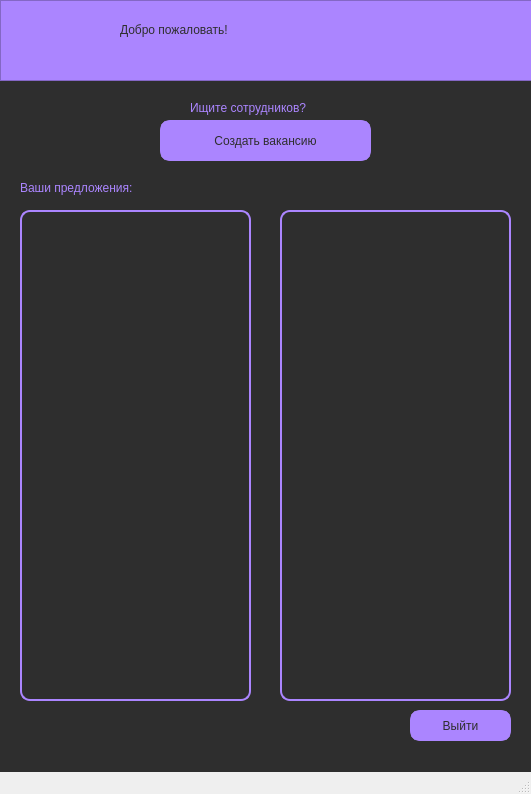
This is admin.ui in KawaiiZhele/Yandex-lyceum-1st-project as Qt 5 draws it before an edit. The edited form follows.
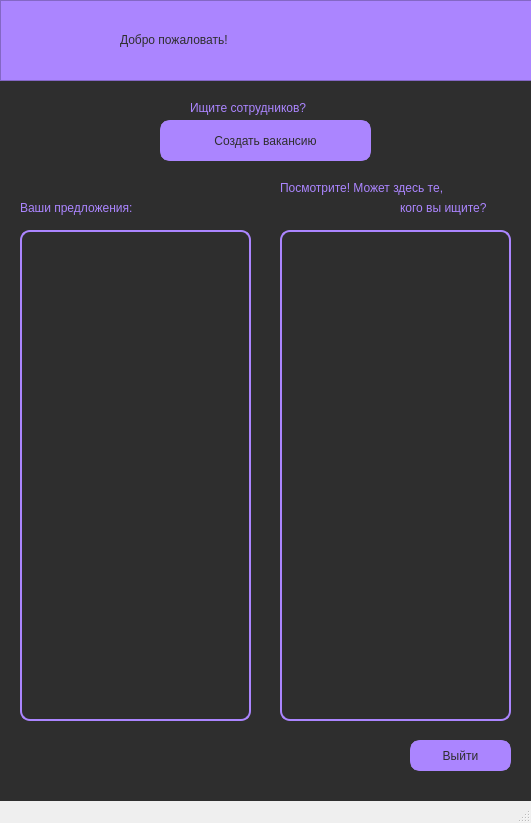
This is the edited form.

Patch:
```diff
--- a/admin.ui
+++ b/admin.ui
@@ -7,7 +7,7 @@
     <x>0</x>
     <y>0</y>
     <width>531</width>
-    <height>794</height>
+    <height>823</height>
    </rect>
   </property>
   <property name="windowTitle">
@@ -39,7 +39,7 @@
      <property name="geometry">
       <rect>
        <x>120</x>
-       <y>20</y>
+       <y>30</y>
        <width>291</width>
        <height>20</height>
       </rect>
@@ -77,7 +77,7 @@
     <property name="geometry">
      <rect>
       <x>20</x>
-      <y>210</y>
+      <y>230</y>
       <width>231</width>
       <height>491</height>
      </rect>
@@ -94,7 +94,7 @@
     <property name="geometry">
      <rect>
       <x>280</x>
-      <y>210</y>
+      <y>230</y>
       <width>231</width>
       <height>491</height>
      </rect>
@@ -104,14 +104,14 @@
 border: 2px solid #AB85FF;
 border-radius: 10px;
 font: 8pt &quot;Fulbo Argenta&quot;;
-color: #AB85FF</string>
+color: #2E2E2E</string>
     </property>
    </widget>
    <widget class="QPushButton" name="exit_admin">
     <property name="geometry">
      <rect>
       <x>410</x>
-      <y>710</y>
+      <y>740</y>
       <width>101</width>
       <height>31</height>
      </rect>
@@ -131,7 +131,7 @@
     <property name="geometry">
      <rect>
       <x>20</x>
-      <y>180</y>
+      <y>200</y>
       <width>191</width>
       <height>16</height>
      </rect>
@@ -149,7 +149,7 @@
      <rect>
       <x>190</x>
       <y>100</y>
-      <width>141</width>
+      <width>151</width>
       <height>16</height>
      </rect>
     </property>
@@ -161,6 +161,40 @@
      <string>Ищите сотрудников?</string>
     </property>
    </widget>
+   <widget class="QLabel" name="label_3">
+    <property name="geometry">
+     <rect>
+      <x>280</x>
+      <y>180</y>
+      <width>221</width>
+      <height>16</height>
+     </rect>
+    </property>
+    <property name="styleSheet">
+     <string notr="true">font: 10pt &quot;Fulbo Argenta&quot;;
+color: #AB85FF</string>
+    </property>
+    <property name="text">
+     <string>Посмотрите! Может здесь те, </string>
+    </property>
+   </widget>
+   <widget class="QLabel" name="label_4">
+    <property name="geometry">
+     <rect>
+      <x>400</x>
+      <y>200</y>
+      <width>111</width>
+      <height>16</height>
+     </rect>
+    </property>
+    <property name="styleSheet">
+     <string notr="true">font: 10pt &quot;Fulbo Argenta&quot;;
+color: #AB85FF</string>
+    </property>
+    <property name="text">
+     <string>кого вы ищите?</string>
+    </property>
+   </widget>
   </widget>
   <widget class="QMenuBar" name="menubar">
    <property name="geometry">
```
Left out of the diff: 2 changed lines with no effect on the pictures.
